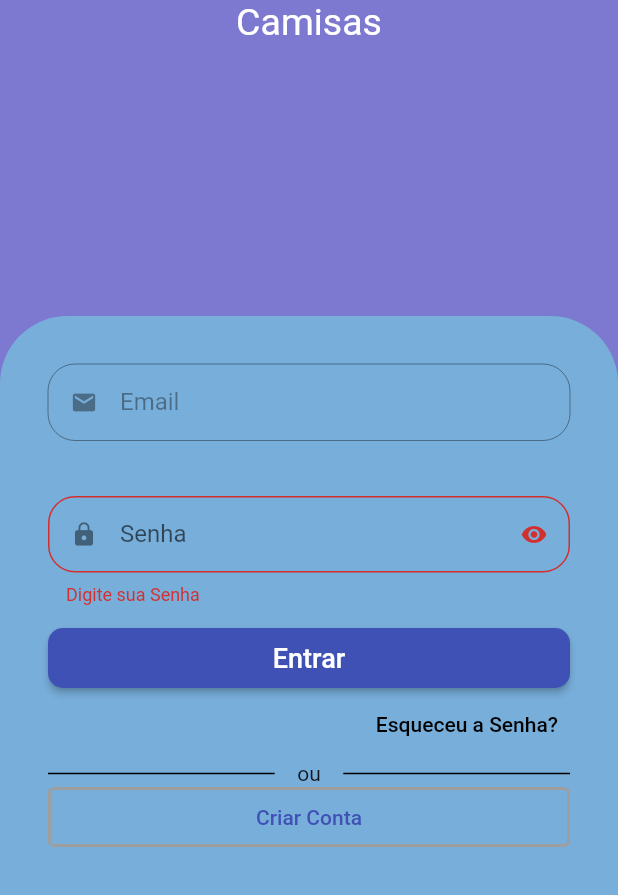
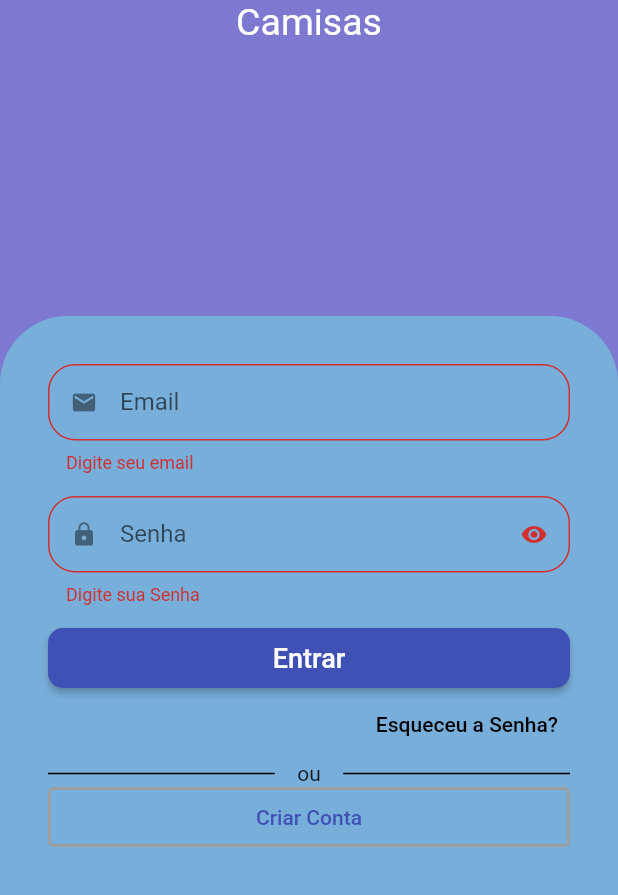
Before and after one commit to Estevao-Nicolau/LojaVirtual, a Flutter app: the screen it shows after launch, after a tap on "Entrar", on a phone screen of 412 x 824 dp, the part 341-1236 px from its top. Run offline on Flutter 3.47's test engine with Material 2 defaults, Android fonts, the phone set to English and light mode, and no system bars; drawn by our look-alikes of animated_text_kit; our stand-ins replace firebase_core; accounts and stored records are empty.

Commit message:
:construction_worker:new-Start

```diff
--- a/analysis_options.yaml
+++ b/analysis_options.yaml
@@ -1,7 +1,7 @@
 # This file configures the analyzer to use the lint rule set from `package:lint`
 
 # For apps, use the default set
-include: package:lint/analysis_options.yaml
+#include: package:lint/analysis_options.yaml
 
 # Packages, that may be distributed (i.e. via pub.dev) should use the package
 # version, resulting in a better pub score.
--- a/lib/auth/components/custom_form_Sign_in_screen.dart
+++ /dev/null
@@ -1,164 +0,0 @@
-import 'package:flutter/material.dart';
-import 'package:lojavirtual/auth/components/custom_text_form_field.dart';
-import 'package:lojavirtual/auth/components/validators.dart';
-import 'package:lojavirtual/models/user.dart';
-import 'package:lojavirtual/models/user_manager.dart';
-import 'package:provider/provider.dart';
-
-class FormSignInScreen extends StatefulWidget {
-  @override
-  State<FormSignInScreen> createState() => _FormSignInScreenState();
-}
-
-class _FormSignInScreenState extends State<FormSignInScreen> {
-  // Controller de campos
-  final TextEditingController emailController = TextEditingController();
-  final TextEditingController passController = TextEditingController();
-
-  final _formKey = GlobalKey<FormState>();
-  final scaffoldkey = GlobalKey<ScaffoldState>();
-
-  @override
-  Widget build(BuildContext context) {
-    return Container(
-      padding: const EdgeInsets.symmetric(
-        horizontal: 32,
-        vertical: 32,
-      ),
-      decoration: const BoxDecoration(
-        color: const Color.fromARGB(255, 120, 174, 218),
-        borderRadius: BorderRadius.vertical(
-          top: Radius.circular(45),
-        ),
-      ),
-      child: Consumer<UserManager>(
-        builder: (_, userManager, __) {
-          return Form(
-            autovalidateMode: AutovalidateMode.always,
-            key: _formKey,
-            child: Column(
-              crossAxisAlignment: CrossAxisAlignment.stretch,
-              children: [
-                // Email
-                CustomFormTextField(
-                  icon: Icons.email,
-                  enabled: userManager.loading,
-                  controller: emailController,
-                  label: "Email",
-                  isDense: true,
-                  keyType: TextInputType.emailAddress,
-                  validator: (email) {
-                    if (email == null || email.isEmpty)
-                      return 'Digite seu email';
-                    if (!emailValid(email)) return 'Digite um email válido!';
-                  },
-                ),
-                // Senha
-                CustomFormTextField(
-                  icon: Icons.lock,
-                  key: scaffoldkey,
-                  controller: passController,
-                  enabled: !userManager.loading,
-                  label: "Senha",
-                  isDense: true,
-                  isSecret: true,
-                  keyType: TextInputType.visiblePassword,
-                  validator: (password) {
-                    if (password == null || password.isEmpty)
-                      return 'Digite sua Senha';
-                    if (password.length < 5)
-                      return 'Digite uma senha com pelo menos 7 caracteres';
-                    return null;
-                  },
-                ),
-                // Botão de Entrar
-                SizedBox(
-                  height: 40,
-                  child: ElevatedButton(
-                    style: ElevatedButton.styleFrom(
-                      shape: RoundedRectangleBorder(
-                        borderRadius: BorderRadius.circular(10),
-                      ),
-                    ),
-                    onPressed: userManager.loading ? null : () {
-                      if (_formKey.currentState!.validate()) {
-                        userManager.signin(
-                            user: Userr(
-                              email: emailController.text,
-                              password: passController.text,
-                            ),
-                            onFail: (e) {
-                              scaffoldkey.currentState!.showSnackBar(
-                                SnackBar(
-                                  content: Text('Have a snack!'),
-                                ),
-                              );
-                            },
-                            onSuccess: () {
-                              // TODO: FECHAR TELA DE LOGIN
-                            });
-                      }
-                    },
-                    child: userManager.loading ? CircularProgressIndicator() : const  Text(
-                      'Entrar',
-                      style: TextStyle(fontSize: 18),
-                    ),
-                  ),
-                ),
-                // Esqueceu a Senha
-                const Align(
-                  alignment: Alignment.bottomRight,
-                  child: TextButton(
-                    onPressed: null,
-                    child: Text(
-                      'Esqueceu a Senha?',
-                      style: TextStyle(color: Colors.black),
-                    ),
-                  ),
-                ),
-                // Divisor
-                Padding(
-                  padding: const EdgeInsets.symmetric(vertical: 1),
-                  child: Row(
-                    children: const <Widget>[
-                      Expanded(
-                        child: Divider(
-                          color: Colors.black,
-                          thickness: 1,
-                        ),
-                      ),
-                      Padding(
-                        padding: EdgeInsets.symmetric(horizontal: 15),
-                        child: Text('ou'),
-                      ),
-                      Expanded(
-                        child: Divider(
-                          color: Colors.black,
-                          thickness: 1,
-                        ),
-                      ),
-                    ],
-                  ),
-                ),
-                // Botão de Novo User
-                SizedBox(
-                  height: 40,
-                  child: OutlinedButton(
-                    onPressed: () {},
-                    style: OutlinedButton.styleFrom(
-                      side: BorderSide(
-                        width: 2,
-                        color: Colors.grey,
-                      ),
-                    ),
-                    child: Text('Criar Conta'),
-                  ),
-                ),
-              ],
-            ),
-          );
-        },
-      ),
-    );
-  }
-}
--- a/lib/auth/components/validators.dart
+++ /dev/null
@@ -1,5 +0,0 @@
-bool emailValid(String email) {
-    final RegExp regex = RegExp(
-        r"^(([^<>()[\]\\.,;:\s@\']+(\.[^<>()[\]\\.,;:\s@\']+)*)|(\'.+\'))@((\[[0-9]{1,3}\.[0-9]{1,3}\.[0-9]{1,3}\.[0-9]{1,3}\])|(([a-zA-Z\-0-9]+\.)+[a-zA-Z]{2,}))$");
-    return regex.hasMatch(email);
-  }
--- a/lib/main.dart
+++ b/lib/main.dart
@@ -3,9 +3,7 @@
 import 'package:firebase_core/firebase_core.dart';
 import 'package:flutter/material.dart';
 import 'package:lojavirtual/firebase_options.dart';
-import 'package:lojavirtual/models/user_manager.dart';
-import 'package:lojavirtual/screen/screen.dart';
-import 'package:provider/provider.dart';
+import 'package:lojavirtual/src/screen/login_screen.dart';
 
 void main() async {
   WidgetsFlutterBinding.ensureInitialized();
@@ -21,9 +19,7 @@ void main() async {
 class MyApp extends StatelessWidget {
   @override
   Widget build(BuildContext context) {
-    return ChangeNotifierProvider(
-      create: (_) => UserManager(),
-      child: MaterialApp(
+    return MaterialApp(
       title: 'Loja Nicolau',
       debugShowCheckedModeBanner: false,
       theme: ThemeData(
@@ -36,8 +32,7 @@ class MyApp extends StatelessWidget {
         visualDensity: VisualDensity.adaptivePlatformDensity,
         scaffoldBackgroundColor: const Color(0xFF7D79D0),
       ),
-        home: Screen(),
-      ),
+      home: LoginScreen(),
     );
   }
 }
--- a/lib/models/user.dart
+++ /dev/null
@@ -1,9 +0,0 @@
-class Userr {
-  Userr({
-    required this.email,
-    required this.password,
-  });
-
-  final String email;
-  final String password;
-}
--- a/lib/screen/screen.dart
+++ /dev/null
@@ -1,49 +0,0 @@
-import 'package:flutter/material.dart';
-import 'package:flutter/src/foundation/key.dart';
-import 'package:flutter/src/widgets/framework.dart';
-import 'package:lojavirtual/screen/login_screen.dart';
-import 'package:lojavirtual/common/custom_drawer/custom_drawer.dart';
-import 'package:lojavirtual/models/page_manager.dart';
-import 'package:provider/provider.dart';
-
-class Screen extends StatelessWidget {
-  final PageController pageController = PageController();
-
-  @override
-  Widget build(BuildContext context) {
-    return Provider(
-      create: (_) => PageManager(pageController),
-      child: PageView(
-        controller: pageController,
-        physics: const NeverScrollableScrollPhysics(),
-        children: <Widget>[
-          const LoginScreen(),
-          Scaffold(
-            drawer: CustomDrawer(),
-            appBar: AppBar(
-              title: const Text("Home"),
-            ),
-          ),
-          Scaffold(
-            drawer: CustomDrawer(),
-            appBar: AppBar(
-              title: const Text("Home2"),
-            ),
-          ),
-          Scaffold(
-            drawer: CustomDrawer(),
-            appBar: AppBar(
-              title: const Text("Home3"),
-            ),
-          ),
-          Scaffold(
-            drawer: CustomDrawer(),
-            appBar: AppBar(
-              title: const Text("Home4"),
-            ),
-          ),
-        ],
-      ),
-    );
-  }
-}
--- /dev/null
+++ b/lib/src/auth/components/custom_form_Sign_in_screen.dart
@@ -0,0 +1,134 @@
+import 'package:flutter/material.dart';
+import 'package:lojavirtual/src/auth/components/custom_text_form_field.dart';
+import 'package:provider/provider.dart';
+
+class FormSignInScreen extends StatefulWidget {
+  @override
+  State<FormSignInScreen> createState() => _FormSignInScreenState();
+}
+
+class _FormSignInScreenState extends State<FormSignInScreen> {
+  // Controller de campos
+  final TextEditingController emailController = TextEditingController();
+  final TextEditingController passController = TextEditingController();
+
+  final _formKey = GlobalKey<FormState>();
+  final scaffoldkey = GlobalKey<ScaffoldState>();
+
+  @override
+  Widget build(BuildContext context) {
+    return Container(
+        padding: const EdgeInsets.symmetric(
+          horizontal: 32,
+          vertical: 32,
+        ),
+        decoration: const BoxDecoration(
+          color: const Color.fromARGB(255, 120, 174, 218),
+          borderRadius: BorderRadius.vertical(
+            top: Radius.circular(45),
+          ),
+        ),
+        child: Form(
+          autovalidateMode: AutovalidateMode.always,
+          key: _formKey,
+          child: Column(
+            crossAxisAlignment: CrossAxisAlignment.stretch,
+            children: [
+              // Email
+              CustomFormTextField(
+                icon: Icons.email,
+                controller: emailController,
+                label: "Email",
+                isDense: true,
+                keyType: TextInputType.emailAddress,
+                validator: (email) {
+                  if (email == null || email.isEmpty) return 'Digite seu email';
+                },
+              ),
+              // Senha
+              CustomFormTextField(
+                icon: Icons.lock,
+                key: scaffoldkey,
+                controller: passController,
+                label: "Senha",
+                isDense: true,
+                isSecret: true,
+                keyType: TextInputType.visiblePassword,
+                validator: (password) {
+                  if (password == null || password.isEmpty)
+                    return 'Digite sua Senha';
+                  if (password.length < 5)
+                    return 'Digite uma senha com pelo menos 7 caracteres';
+                  return null;
+                },
+              ),
+              // Botão de Entrar
+              SizedBox(
+                height: 40,
+                child: ElevatedButton(
+                  style: ElevatedButton.styleFrom(
+                    shape: RoundedRectangleBorder(
+                      borderRadius: BorderRadius.circular(10),
+                    ),
+                  ),
+                  onPressed: () {},
+                  child: const Text(
+                    'Entrar',
+                    style: TextStyle(fontSize: 18),
+                  ),
+                ),
+              ),
+              // Esqueceu a Senha
+                const Align(
+                  alignment: Alignment.bottomRight,
+                  child: TextButton(
+                    onPressed: null,
+                    child: Text(
+                      'Esqueceu a Senha?',
+                      style: TextStyle(color: Colors.black),
+                    ),
+                  ),
+                ),
+              // Divisor
+              Padding(
+                padding: const EdgeInsets.symmetric(vertical: 1),
+                child: Row(
+                  children: const <Widget>[
+                    Expanded(
+                      child: Divider(
+                        color: Colors.black,
+                        thickness: 1,
+                      ),
+                    ),
+                    Padding(
+                      padding: EdgeInsets.symmetric(horizontal: 15),
+                      child: Text('ou'),
+                    ),
+                    Expanded(
+                      child: Divider(
+                        color: Colors.black,
+                        thickness: 1,
+                      ),
+                    ),
+                  ],
+                ),
+              ),
+              // Botão de Novo User
+              SizedBox(
+                height: 40,
+                child: OutlinedButton(
+                  onPressed: () {},
+                  style: OutlinedButton.styleFrom(
+                    side: BorderSide(
+                      width: 2,
+                      color: Colors.grey,
+                    ),
+                  ),
+                  child: Text('Criar Conta'),
+                ),
+              ),
+            ],
+          ),
+        ));
+  }
+}
--- a/lib/auth/components/custom_text_form_field.dart
+++ b/lib/src/auth/components/custom_text_form_field.dart
@@ -9,7 +9,7 @@ class CustomFormTextField extends StatefulWidget {
     required this.label,
     required this.keyType,
     required this.controller,
-    this.enabled,
+
     this.isDense,
     this.isSecret = false,
     required this.validator,
@@ -22,7 +22,7 @@ class CustomFormTextField extends StatefulWidget {
   final TextInputType keyType;
   final bool? isDense;
   final TextEditingController? controller;
-  final bool? enabled;
+
 
   @override
   State<CustomFormTextField> createState() => _CustomFormTextFieldState();
@@ -42,7 +42,6 @@ class _CustomFormTextFieldState extends State<CustomFormTextField> {
     return Padding(
       padding: const EdgeInsets.only(bottom: 15),
       child: TextFormField(
-        enabled: widget.enabled,
         controller: widget.controller,
         obscureText: isObscure,
         validator: widget.validator,
--- a/lib/screen/login_screen.dart
+++ b/lib/src/screen/login_screen.dart
@@ -1,9 +1,8 @@
 import 'package:flutter/src/foundation/key.dart';
 import 'package:flutter/src/widgets/framework.dart';
 import 'package:flutter/material.dart';
-import 'package:lojavirtual/auth/components/custom_form_Sign_in_screen.dart';
-import 'package:lojavirtual/auth/components/custom_text_logo.dart';
-import 'package:lojavirtual/models/page_manager.dart';
+import 'package:lojavirtual/src/auth/components/custom_form_Sign_in_screen.dart';
+import 'package:lojavirtual/src/auth/components/custom_text_logo.dart';
 
 class LoginScreen extends StatefulWidget {
   const LoginScreen({Key? key}) : super(key: key);
--- a/pubspec.yaml
+++ b/pubspec.yaml
@@ -36,7 +36,6 @@ dependencies:
   firebase_storage: ^10.3.3
   firebase_database: ^9.0.20
   animated_text_kit: ^4.2.2
-  lint: ^1.8.2
 
 
   # The following adds the Cupertino Icons font to your application.
```
Also changed, not shown: lib/auth/components/firebase_erros.dart (deleted, +0 -25 lines), lib/common/custom_drawer/custom_drawer.dart (deleted, +0 -20 lines), lib/common/custom_drawer/drawer_tile.dart (deleted, +0 -44 lines), lib/models/user_manager.dart (deleted, +0 -31 lines), lib/src/screen/screen.dart (added, +15 -0 lines), lib/src/auth/components/custom_text_logo.dart (renamed from lib/auth/components/custom_text_logo.dart), lib/src/models/page_manager.dart (renamed from lib/models/page_manager.dart), pubspec.lock. Lines whose indentation alone changed are shown as unchanged.
